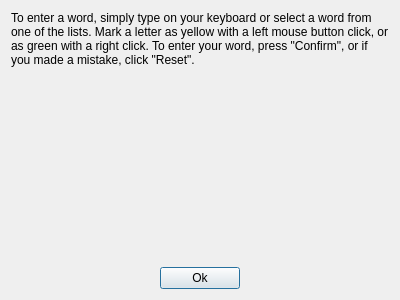
This is help.ui in B1rtek/Genius as Qt 5 draws it before an edit. The edited form follows.
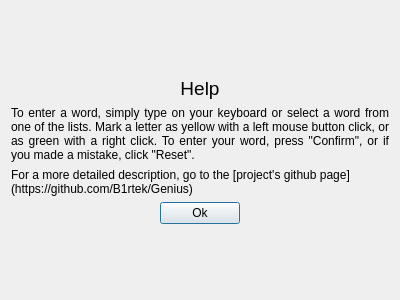
This is the edited form. Icons and pictures are not drawn.

Commit message: Small redesign of the help dialog

Diff of the .ui file:
```diff
--- a/help.ui
+++ b/help.ui
@@ -14,19 +14,63 @@
    <string>Help</string>
   </property>
   <layout class="QVBoxLayout" name="verticalLayout">
+   <item>
+    <spacer name="verticalSpacer_2">
+     <property name="orientation">
+      <enum>Qt::Vertical</enum>
+     </property>
+     <property name="sizeHint" stdset="0">
+      <size>
+       <width>20</width>
+       <height>35</height>
+      </size>
+     </property>
+    </spacer>
+   </item>
+   <item>
+    <widget class="QLabel" name="labelTitle">
+     <property name="font">
+      <font>
+       <pointsize>14</pointsize>
+      </font>
+     </property>
+     <property name="text">
+      <string>Help</string>
+     </property>
+     <property name="alignment">
+      <set>Qt::AlignCenter</set>
+     </property>
+    </widget>
+   </item>
    <item>
     <widget class="QLabel" name="label">
      <property name="text">
       <string>To enter a word, simply type on your keyboard or select a word from one of the lists. Mark a letter as yellow with a left mouse button click, or as green with a right click. To enter your word, press &quot;Confirm&quot;, or if you made a mistake, click &quot;Reset&quot;.</string>
      </property>
      <property name="alignment">
-      <set>Qt::AlignLeading|Qt::AlignLeft|Qt::AlignTop</set>
+      <set>Qt::AlignJustify|Qt::AlignTop</set>
      </property>
      <property name="wordWrap">
       <bool>true</bool>
      </property>
     </widget>
    </item>
+   <item>
+    <widget class="QLabel" name="labelGithubLink">
+     <property name="text">
+      <string>For a more detailed description, go to the [project's github page](https://github.com/B1rtek/Genius)</string>
+     </property>
+     <property name="textFormat">
+      <enum>Qt::MarkdownText</enum>
+     </property>
+     <property name="wordWrap">
+      <bool>true</bool>
+     </property>
+     <property name="openExternalLinks">
+      <bool>true</bool>
+     </property>
+    </widget>
+   </item>
    <item alignment="Qt::AlignHCenter">
     <widget class="QPushButton" name="buttonOk">
      <property name="sizePolicy">
@@ -43,6 +87,19 @@
      </property>
     </widget>
    </item>
+   <item>
+    <spacer name="verticalSpacer">
+     <property name="orientation">
+      <enum>Qt::Vertical</enum>
+     </property>
+     <property name="sizeHint" stdset="0">
+      <size>
+       <width>20</width>
+       <height>35</height>
+      </size>
+     </property>
+    </spacer>
+   </item>
   </layout>
  </widget>
  <resources/>
```
Left out of the diff: 3 changed lines with no effect on the pictures.
